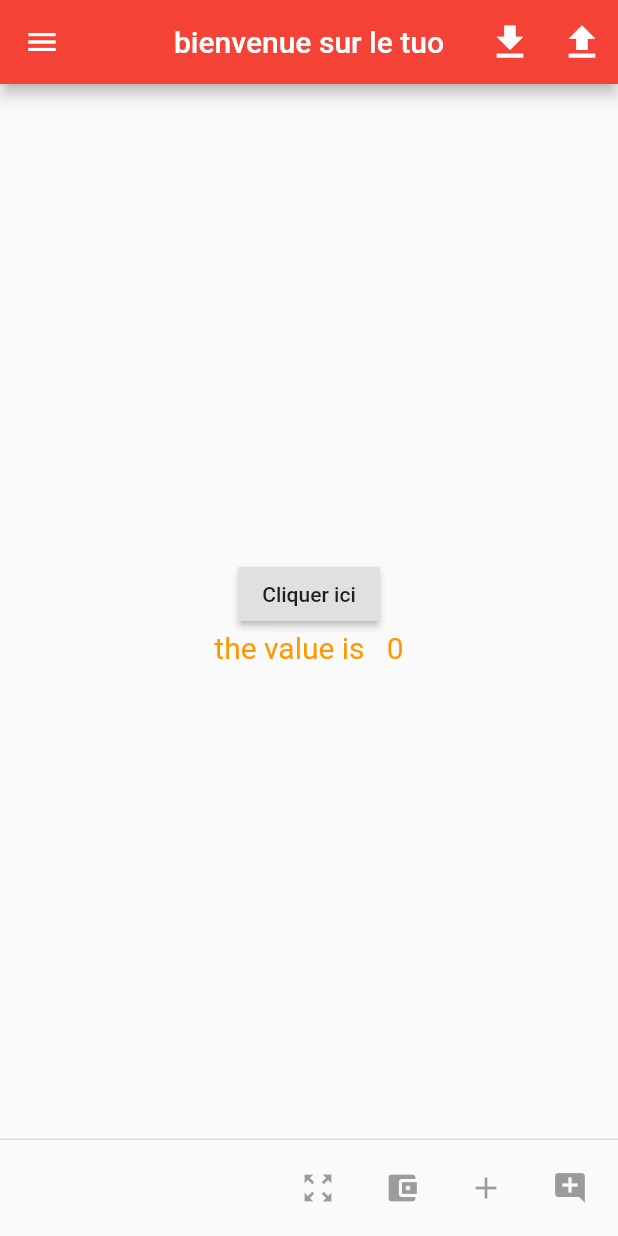
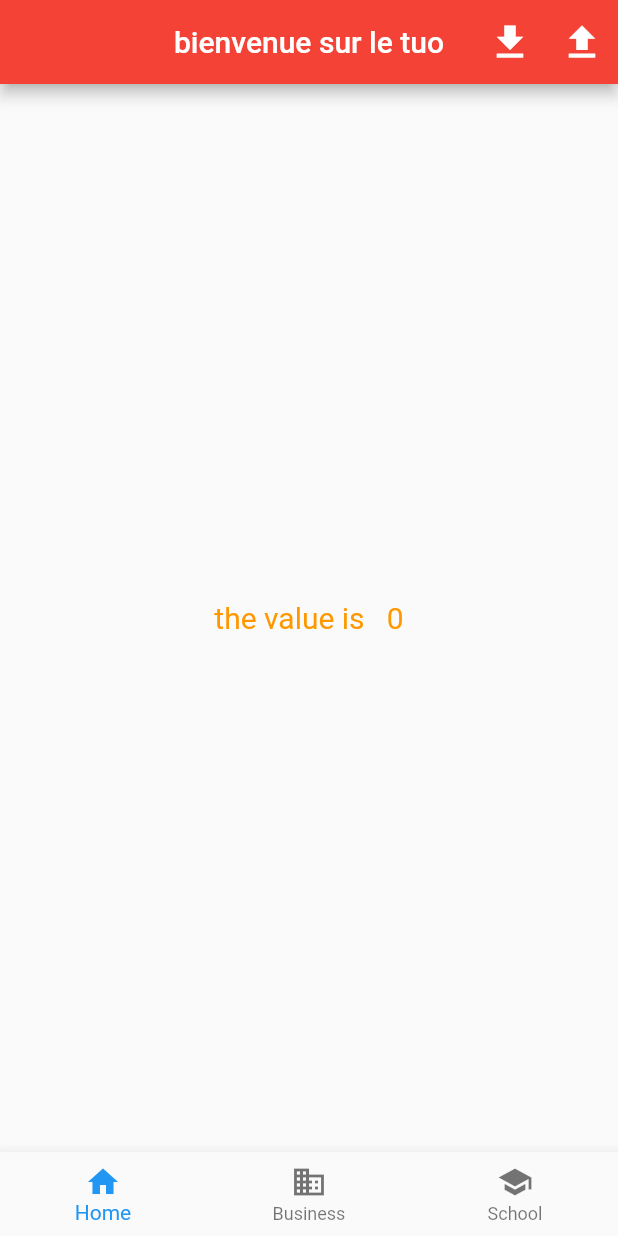
Before and after one commit to sllim637/flutter-repo, a Flutter app: the screen it shows after launch, on a phone screen of 412 x 824 dp. Run offline on Flutter 3.47's test engine with Material 2 defaults, Android fonts, the phone set to English and light mode, and no system bars.

```diff
--- a/lib/main.dart
+++ b/lib/main.dart
@@ -21,25 +21,7 @@ class soir extends StatefulWidget {
 class _soirState extends State<soir> {
   String info = "bienvenue minsieur/madame";
   int value = 0;
-
-  void buttom_sheet() {
-    showModalBottomSheet(
-        context: context,
-        builder: (BuildContext context) {
-          return Container(
-            padding: EdgeInsets.all(20),
-            child: Row(
-              mainAxisAlignment: MainAxisAlignment.center,
-              children: <Widget>[
-                Text(
-                  "this is the details of tuto",
-                  style: TextStyle(color: Colors.black),
-                )
-              ],
-            ),
-          );
-        });
-  }
+  int _id = 0;
 
   void increment() {
     setState(() {
@@ -84,54 +66,11 @@ class _soirState extends State<soir> {
         backgroundColor: Colors.red,
         title: Text(info),
       ),
-      persistentFooterButtons: <Widget>[
-        IconButton(onPressed: null, icon: Icon(Icons.zoom_out_map)),
-        IconButton(onPressed: null, icon: Icon(Icons.account_balance_wallet)),
-        IconButton(onPressed: null, icon: Icon(Icons.add)),
-        IconButton(onPressed: null, icon: Icon(Icons.add_comment))
-      ],
-      drawer: ListView(
-        padding: EdgeInsets.zero,
-        children: <Widget>[
-          DrawerHeader(
-            child: Text(
-              "Flutter Framework",
-              style: TextStyle(color: Colors.blue),
-            ),
-            decoration: BoxDecoration(color: Colors.black),
-          ),
-          ListTile(
-            title: Text("dart"),
-            onTap: () {
-              Navigator.pop(context);
-            },
-          ),
-          ListTile(
-            title: Text("angular"),
-            onTap: () {
-              Navigator.pop(context);
-            },
-          ),
-          ListTile(
-            title: Text("reactjs"),
-            onTap: () {
-              Navigator.pop(context);
-            },
-          ),
-          ListTile(
-            title: Text("nestjs"),
-            onTap: () {
-              Navigator.pop(context);
-            },
-          )
-        ],
-      ),
       // ignore: deprecated_member_use
       body: Center(
         child: Column(
           mainAxisAlignment: MainAxisAlignment.center,
           children: <Widget>[
-            RaisedButton(onPressed: buttom_sheet , child: Text("Cliquer ici"),),
             Text(
               "the value is   $value",
               style: TextStyle(fontSize: 20, color: Colors.orange),
@@ -140,6 +79,28 @@ class _soirState extends State<soir> {
           ],
         ),
       ),
+      bottomNavigationBar: BottomNavigationBar(
+        items: const <BottomNavigationBarItem>[
+          BottomNavigationBarItem(
+            icon: Icon(Icons.home),
+            label: 'Home',
+          ),
+          BottomNavigationBarItem(
+            icon: Icon(Icons.business),
+            label: 'Business',
+          ),
+          BottomNavigationBarItem(
+            icon: Icon(Icons.school),
+            label: 'School',
+          ),
+        ],
+        currentIndex: _id,
+        onTap: (int item) {
+          setState(() {
+            _id = item;
+          });
+        },
+      ),
     );
   }
 }
```
